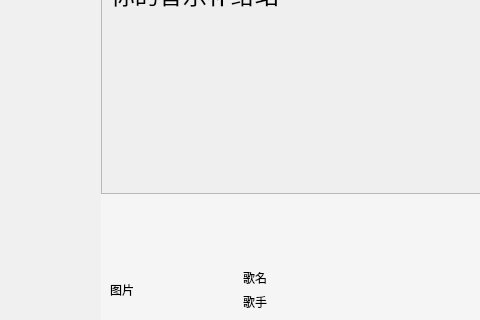
First picture: the form in QQMusic/qqmusic.ui, repository Lotso-ww/music-player-client, before the edit; both pictures show x 99 to 579 and y 380 to 700 of the 1040 by 700 pixel window.
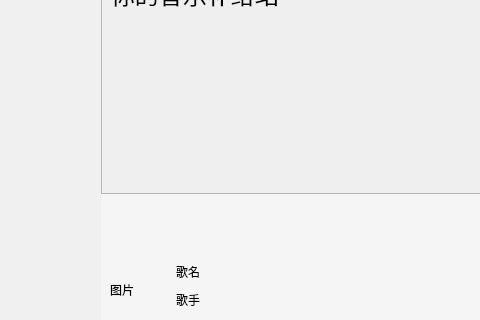
Second picture: the form after the edit. Icons and pictures are not drawn. Custom widgets are drawn as their Qt base class.

Patch:
```diff
--- a/QQMusic/qqmusic.ui
+++ b/QQMusic/qqmusic.ui
@@ -769,6 +769,9 @@
                   <string notr="true"/>
                  </property>
                  <layout class="QGridLayout" name="gridLayout">
+                  <property name="topMargin">
+                   <number>0</number>
+                  </property>
                   <item row="0" column="1">
                    <widget class="QLabel" name="musicName">
                     <property name="text">
@@ -785,6 +788,18 @@
                   </item>
                   <item row="0" column="0" rowspan="2">
                    <widget class="QLabel" name="musicCover">
+                    <property name="minimumSize">
+                     <size>
+                      <width>60</width>
+                      <height>60</height>
+                     </size>
+                    </property>
+                    <property name="maximumSize">
+                     <size>
+                      <width>60</width>
+                      <height>60</height>
+                     </size>
+                    </property>
                     <property name="text">
                      <string>图片</string>
                     </property>
```
Left out of the diff: 2 changed lines with no effect on the pictures.
